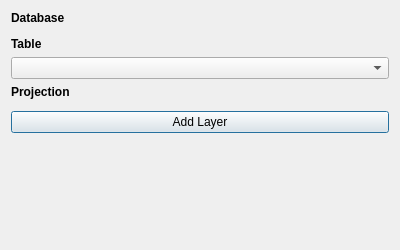
This is qduckdb/gui/dlg_add_duckdb_layer.ui in gizmodata/qgizmosql as Qt 5 draws it before an edit. The edited form follows.
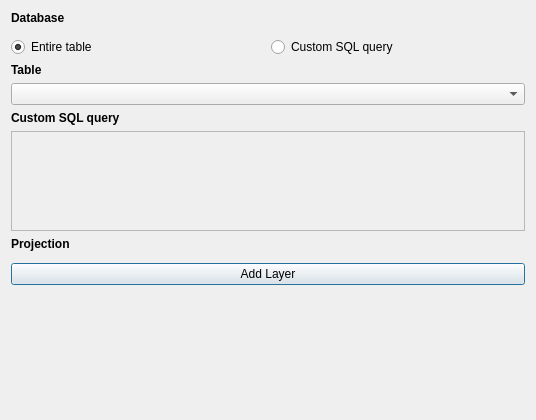
This is the edited form. Custom widgets are drawn as their Qt base class.

Commit message: dlg_add_duckdb_layer: Add sql input field and modified interface behavior

Patch:
```diff
--- a/qduckdb/gui/dlg_add_duckdb_layer.ui
+++ b/qduckdb/gui/dlg_add_duckdb_layer.ui
@@ -6,8 +6,8 @@
    <rect>
     <x>0</x>
     <y>0</y>
-    <width>400</width>
-    <height>250</height>
+    <width>536</width>
+    <height>420</height>
    </rect>
   </property>
   <property name="minimumSize">
@@ -26,44 +26,42 @@
    <string>DuckDB</string>
   </property>
   <layout class="QGridLayout" name="gridLayout">
-   <item row="5" column="0">
-    <widget class="QgsProjectionSelectionWidget" name="projection"/>
+   <item row="2" column="0">
+    <layout class="QHBoxLayout" name="horizontalLayout">
+     <item>
+      <widget class="QRadioButton" name="_table">
+       <property name="text">
+        <string>Entire table</string>
+       </property>
+       <property name="checked">
+        <bool>true</bool>
+       </property>
+      </widget>
+     </item>
+     <item>
+      <widget class="QRadioButton" name="_sql">
+       <property name="text">
+        <string>Custom SQL query</string>
+       </property>
+      </widget>
+     </item>
+    </layout>
    </item>
-   <item row="0" column="0">
-    <widget class="QLabel" name="label">
-     <property name="text">
-      <string>&lt;html&gt;&lt;head/&gt;&lt;body&gt;&lt;p&gt;&lt;span style=&quot; font-weight:600;&quot;&gt;Database&lt;/span&gt;&lt;/p&gt;&lt;/body&gt;&lt;/html&gt;</string>
-     </property>
-    </widget>
-   </item>
-   <item row="6" column="0">
-    <widget class="QPushButton" name="_add_layer_btn">
-     <property name="text">
-      <string>Add Layer</string>
-     </property>
-    </widget>
-   </item>
-   <item row="3" column="0">
-    <widget class="QComboBox" name="_table_combobox"/>
-   </item>
-   <item row="4" column="0">
+   <item row="7" column="0">
     <widget class="QLabel" name="label_3">
      <property name="text">
       <string>&lt;html&gt;&lt;head/&gt;&lt;body&gt;&lt;p&gt;&lt;span style=&quot; font-weight:600;&quot;&gt;Projection&lt;/span&gt;&lt;/p&gt;&lt;/body&gt;&lt;/html&gt;</string>
      </property>
     </widget>
    </item>
-   <item row="2" column="0">
-    <widget class="QLabel" name="label_2">
+   <item row="3" column="0">
+    <widget class="QLabel" name="label_table">
      <property name="text">
       <string>&lt;html&gt;&lt;head/&gt;&lt;body&gt;&lt;p&gt;&lt;span style=&quot; font-weight:600;&quot;&gt;Table&lt;/span&gt;&lt;/p&gt;&lt;/body&gt;&lt;/html&gt;</string>
      </property>
     </widget>
    </item>
-   <item row="1" column="0">
-    <widget class="QgsFileWidget" name="_db_path_input"/>
-   </item>
-   <item row="7" column="0">
+   <item row="10" column="0">
     <spacer name="verticalSpacer">
      <property name="orientation">
       <enum>Qt::Vertical</enum>
@@ -76,6 +74,64 @@
      </property>
     </spacer>
    </item>
+   <item row="4" column="0">
+    <widget class="QComboBox" name="_table_combobox"/>
+   </item>
+   <item row="1" column="0">
+    <widget class="QgsFileWidget" name="_db_path_input"/>
+   </item>
+   <item row="6" column="0">
+    <widget class="QgsCodeEditorSQL" name="_sql_query">
+     <property name="minimumSize">
+      <size>
+       <width>0</width>
+       <height>100</height>
+      </size>
+     </property>
+     <property name="sizeIncrement">
+      <size>
+       <width>0</width>
+       <height>0</height>
+      </size>
+     </property>
+     <property name="baseSize">
+      <size>
+       <width>0</width>
+       <height>100</height>
+      </size>
+     </property>
+     <property name="frameShape">
+      <enum>QFrame::StyledPanel</enum>
+     </property>
+     <property name="frameShadow">
+      <enum>QFrame::Raised</enum>
+     </property>
+    </widget>
+   </item>
+   <item row="8" column="0">
+    <widget class="QgsProjectionSelectionWidget" name="projection"/>
+   </item>
+   <item row="0" column="0">
+    <widget class="QLabel" name="label">
+     <property name="text">
+      <string>&lt;html&gt;&lt;head/&gt;&lt;body&gt;&lt;p&gt;&lt;span style=&quot; font-weight:600;&quot;&gt;Database&lt;/span&gt;&lt;/p&gt;&lt;/body&gt;&lt;/html&gt;</string>
+     </property>
+    </widget>
+   </item>
+   <item row="5" column="0">
+    <widget class="QLabel" name="label_sql">
+     <property name="text">
+      <string>&lt;html&gt;&lt;head/&gt;&lt;body&gt;&lt;p&gt;&lt;span style=&quot; font-weight:600;&quot;&gt;Custom SQL query&lt;/span&gt;&lt;/p&gt;&lt;/body&gt;&lt;/html&gt;</string>
+     </property>
+    </widget>
+   </item>
+   <item row="9" column="0">
+    <widget class="QPushButton" name="_add_layer_btn">
+     <property name="text">
+      <string>Add Layer</string>
+     </property>
+    </widget>
+   </item>
   </layout>
  </widget>
  <customwidgets>
@@ -89,6 +145,12 @@
    <extends>QWidget</extends>
    <header>qgsprojectionselectionwidget.h</header>
   </customwidget>
+  <customwidget>
+   <class>QgsCodeEditorSQL</class>
+   <extends>QFrame</extends>
+   <header>qgscodeeditorsql.h</header>
+   <container>1</container>
+  </customwidget>
  </customwidgets>
  <resources/>
  <connections/>
```
The commit also changes 1 other file.
